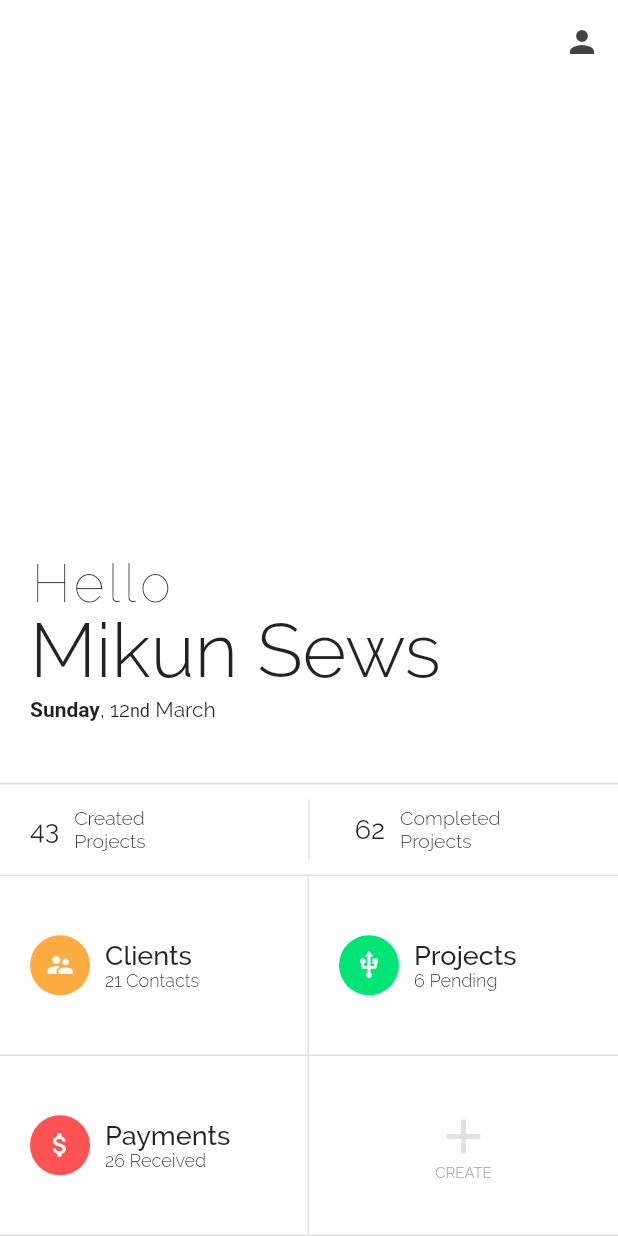
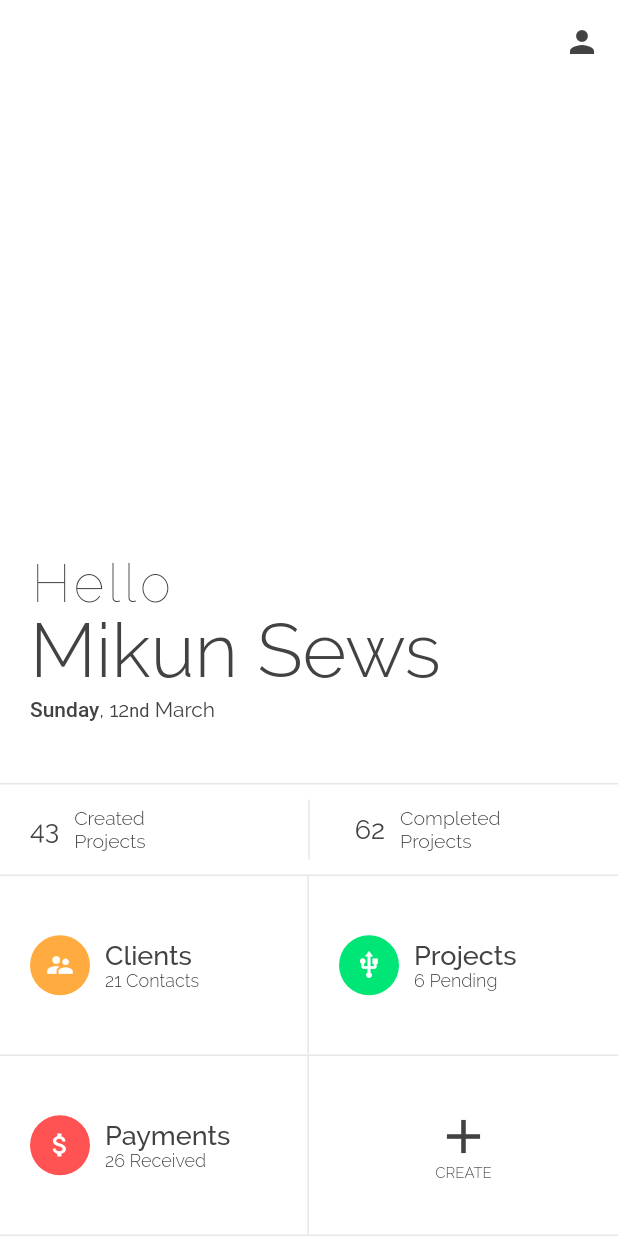
Before and after one commit to jogboms/tailor_made, a Flutter app: the screen it shows after launch, on a phone screen of 412 x 824 dp. Run offline on Flutter 3.47's test engine with Material 2 defaults, Android fonts, the light colour scheme and no system bars.

Commit message:
refactor: implement theme in homepage module

```diff
--- a/lib/pages/homepage/homepage.dart
+++ b/lib/pages/homepage/homepage.dart
@@ -5,6 +5,7 @@ import 'package:tailor_made/pages/homepage/ui/stats.dart';
 import 'package:tailor_made/pages/homepage/ui/top_row.dart';
 import 'package:tailor_made/pages/accounts/accounts.dart';
 import 'package:tailor_made/utils/tm_navigate.dart';
+import 'package:tailor_made/utils/tm_theme.dart';
 
 class HomePage extends StatefulWidget {
   @override
@@ -14,15 +15,17 @@ class HomePage extends StatefulWidget {
 class _HomePageState extends State<HomePage> {
   @override
   Widget build(BuildContext context) {
+    final TMTheme theme = TMTheme.of(context);
     return new Scaffold(
-      backgroundColor: Colors.white,
+      backgroundColor: theme.scaffoldColor,
       appBar: AppBar(
         elevation: 0.0,
+        backgroundColor: theme.scaffoldColor,
         actions: <Widget>[
           new IconButton(
             icon: new Icon(
               Icons.person,
-              color: Colors.grey.shade800,
+              color: theme.appBarColor,
             ),
             onPressed: () => TMNavigate.ios(context, AccountsPage()),
           )
--- a/lib/pages/homepage/ui/bottom_row.dart
+++ b/lib/pages/homepage/ui/bottom_row.dart
@@ -7,6 +7,7 @@ import 'package:tailor_made/pages/contacts/contacts_create.dart';
 import 'package:tailor_made/pages/projects/projects_create.dart';
 import 'package:tailor_made/pages/payments/payments_create.dart';
 import 'package:tailor_made/utils/tm_navigate.dart';
+import 'package:tailor_made/utils/tm_theme.dart';
 
 enum CreateOptions {
   clients,
@@ -17,6 +18,8 @@ enum CreateOptions {
 class BottomRowWidget extends StatelessWidget {
   @override
   Widget build(BuildContext context) {
+    final TMTheme theme = TMTheme.of(context);
+
     Future onTapCreate() async {
       CreateOptions result = await showDialog<CreateOptions>(
         context: context,
@@ -28,7 +31,7 @@ class BottomRowWidget extends StatelessWidget {
                 onPressed: () {
                   Navigator.pop(context, CreateOptions.clients);
                 },
-                child: listTile(
+                child: TMListTile(
                   color: Colors.orangeAccent,
                   icon: Icons.supervisor_account,
                   title: "Clients",
@@ -38,7 +41,7 @@ class BottomRowWidget extends StatelessWidget {
                 onPressed: () {
                   Navigator.pop(context, CreateOptions.projects);
                 },
-                child: listTile(
+                child: TMListTile(
                   color: Colors.greenAccent.shade400,
                   icon: Icons.attach_money,
                   title: "Projects",
@@ -48,7 +51,7 @@ class BottomRowWidget extends StatelessWidget {
                 onPressed: () {
                   Navigator.pop(context, CreateOptions.payments);
                 },
-                child: listTile(
+                child: TMListTile(
                   color: Colors.redAccent,
                   icon: Icons.usb,
                   title: "Payments",
@@ -95,7 +98,7 @@ class BottomRowWidget extends StatelessWidget {
                   right: borderSide,
                 ),
               ),
-              child: gridTile(
+              child: TMGridTile(
                 color: Colors.redAccent,
                 icon: Icons.attach_money,
                 title: "Payments",
@@ -112,12 +115,12 @@ class BottomRowWidget extends StatelessWidget {
                   new Icon(
                     Icons.add,
                     size: 38.0,
-                    color: Colors.grey.shade300,
+                    color: theme.textColor,
                   ),
                   new Text(
                     "CREATE",
                     style: new TextStyle(
-                      color: Colors.grey.shade500,
+                      color: theme.textColor,
                       fontSize: 10.0,
                       fontWeight: FontWeight.w300,
                     ),
--- a/lib/pages/homepage/ui/header.dart
+++ b/lib/pages/homepage/ui/header.dart
@@ -1,19 +1,18 @@
 import 'package:flutter/material.dart';
+import 'package:tailor_made/pages/homepage/ui/helpers.dart';
+import 'package:tailor_made/utils/tm_theme.dart';
 
 class HeaderWidget extends StatelessWidget {
   @override
   Widget build(BuildContext context) {
+    final TMTheme theme = TMTheme.of(context);
     return new Expanded(
       child: Container(
         padding: EdgeInsets.fromLTRB(20.0, 35.0, 20.0, 40.0),
         width: double.infinity,
         decoration: new BoxDecoration(
           border: new Border(
-            bottom: new BorderSide(
-              color: Colors.grey.shade300,
-              style: BorderStyle.solid,
-              width: 1.0,
-            ),
+            bottom: borderSide,
           ),
         ),
         child: Column(
@@ -23,14 +22,16 @@ class HeaderWidget extends StatelessWidget {
             new Text(
               "Hello",
               style: new TextStyle(
+                color: theme.textColor,
                 fontSize: 35.0,
-                fontWeight: FontWeight.w100,
+                fontWeight: FontWeight.w200,
                 letterSpacing: 2.5,
               ),
             ),
             new Text(
               "Mikun Sews",
               style: new TextStyle(
+                color: theme.textColor,
                 fontSize: 50.0,
                 fontWeight: FontWeight.w300,
                 height: 1.05,
@@ -44,7 +45,7 @@ class HeaderWidget extends StatelessWidget {
                 children: [
                   new TextSpan(
                     text: "Sunday",
-                    style: new TextStyle(fontWeight: FontWeight.w600),
+                    style: new TextStyle(fontWeight: FontWeight.w500),
                   ),
                   new TextSpan(text: ", 12"),
                   new TextSpan(
@@ -55,6 +56,7 @@ class HeaderWidget extends StatelessWidget {
                 ],
               ),
               style: new TextStyle(
+                color: theme.textColor,
                 fontSize: 14.0,
                 height: 1.5,
               ),
--- a/lib/pages/homepage/ui/helpers.dart
+++ b/lib/pages/homepage/ui/helpers.dart
@@ -1,33 +1,56 @@
 import 'package:flutter/material.dart';
 import 'package:tailor_made/utils/tm_colors.dart';
+import 'package:tailor_made/utils/tm_theme.dart';
 
+Color borderSideColor = Colors.grey.withOpacity(.25);
 BorderSide borderSide = new BorderSide(
-  color: Colors.grey.shade300,
+  color: borderSideColor,
   style: BorderStyle.solid,
   width: 1.0,
 );
 
-Widget listTile({IconData icon, Color color, String title}) {
+class TMListTile extends StatelessWidget {
+  final IconData icon;
+  final Color color;
+  final String title;
+  final VoidCallback onPressed;
+  TMListTile({this.icon, this.color, this.title, this.onPressed});
+
+  @override
+  Widget build(BuildContext context) {
+    final TMTheme theme = TMTheme.of(context);
     return new Row(
       children: <Widget>[
         circleIcon(icon: icon, color: color, small: true),
-      textTile(title: title, small: true),
+        textTile(theme, title: title, small: true),
       ],
     );
   }
+}
 
-Widget gridTile({IconData icon, Color color, String title, String subTitle, VoidCallback onPressed}) {
-  return FlatButton(
+class TMGridTile extends StatelessWidget {
+  final IconData icon;
+  final Color color;
+  final String title;
+  final String subTitle;
+  final VoidCallback onPressed;
+  TMGridTile({this.icon, this.color, this.title, this.subTitle, this.onPressed});
+
+  @override
+  Widget build(BuildContext context) {
+    final TMTheme theme = TMTheme.of(context);
+    return new FlatButton(
       padding: EdgeInsets.only(left: 20.0),
       splashColor: color.withOpacity(.25),
       child: new Row(
         children: <Widget>[
           circleIcon(icon: icon, color: color),
-        textTile(title: title, subTitle: subTitle),
+          textTile(theme, title: title, subTitle: subTitle),
         ],
       ),
       onPressed: onPressed,
     );
+  }
 }
 
 Widget circleIcon({IconData icon, Color color: TMColors.accent, bool small: false}) {
@@ -49,26 +72,21 @@ Widget circleIcon({IconData icon, Color color: TMColors.accent, bool small: fals
   );
 }
 
-Widget textTile({String title, String subTitle, bool small: false}) {
+Widget textTile(TMTheme theme, {String title, String subTitle, bool small: false}) {
   return new Column(
     crossAxisAlignment: CrossAxisAlignment.start,
     mainAxisAlignment: MainAxisAlignment.center,
     children: <Widget>[
       new Text(
         title,
-        style: new TextStyle(fontSize: small == true ? 14.0 : 18.0),
+        style: new TextStyle(color: theme?.textColor, fontSize: small == true ? 14.0 : 18.0),
       ),
       subTitle != null
           ? new Text(
               subTitle,
-              style: new TextStyle(fontSize: 12.0, fontWeight: FontWeight.w300),
+              style: new TextStyle(color: theme?.textColor, fontSize: 12.0, fontWeight: FontWeight.w300),
             )
           : new Container(),
     ],
   );
 }
-
-// MaterialColor themeTextColor = Colors.grey;
-// MaterialColor themeTextColor = TMColors.white;
-// MaterialColor themeTextColor = Colors.teal;
-// MaterialColor themeTextColor = Colors.blueGrey;
--- a/lib/pages/homepage/ui/stats.dart
+++ b/lib/pages/homepage/ui/stats.dart
@@ -1,13 +1,19 @@
 import 'package:flutter/material.dart';
+import 'package:tailor_made/pages/homepage/ui/helpers.dart';
+import 'package:tailor_made/utils/tm_theme.dart';
 
 class StatsWidget extends StatelessWidget {
   @override
   Widget build(BuildContext context) {
     Widget statsTile({int count, String title, String subTitle}) {
+      final TMTheme theme = TMTheme.of(context);
       return new Row(
         children: <Widget>[
           new Padding(
-            child: new Text(count.toString(), style: new TextStyle(fontSize: 18.0)),
+            child: new Text(
+              count.toString(),
+              style: new TextStyle(color: theme.textColor, fontSize: 18.0),
+            ),
             padding: EdgeInsets.only(right: 10.0),
           ),
           new Column(
@@ -15,11 +21,11 @@ class StatsWidget extends StatelessWidget {
             children: <Widget>[
               new Text(
                 title,
-                style: new TextStyle(fontSize: 13.0, fontWeight: FontWeight.w300),
+                style: new TextStyle(color: theme.textColor, fontSize: 13.0, fontWeight: FontWeight.w300),
               ),
               new Text(
                 subTitle,
-                style: new TextStyle(fontSize: 13.0, fontWeight: FontWeight.w300),
+                style: new TextStyle(color: theme.textColor, fontSize: 13.0, fontWeight: FontWeight.w300),
               ),
             ],
           )
@@ -31,11 +37,7 @@ class StatsWidget extends StatelessWidget {
       padding: EdgeInsets.symmetric(horizontal: 20.0, vertical: 10.0),
       decoration: new BoxDecoration(
         border: new Border(
-          bottom: new BorderSide(
-            color: Colors.grey.shade300,
-            style: BorderStyle.solid,
-            width: 1.0,
-          ),
+          bottom: borderSide,
         ),
       ),
       child: Row(
@@ -44,7 +46,7 @@ class StatsWidget extends StatelessWidget {
             child: statsTile(count: 43, title: "Created", subTitle: "Projects"),
           ),
           Container(
-            color: Colors.grey.shade300,
+            color: borderSideColor,
             width: 1.0,
             height: 40.0,
             margin: EdgeInsets.only(left: 30.0, right: 30.0),
--- a/lib/pages/homepage/ui/top_row.dart
+++ b/lib/pages/homepage/ui/top_row.dart
@@ -28,7 +28,7 @@ class TopRowWidget extends StatelessWidget {
               decoration: new BoxDecoration(
                 border: new Border(right: borderSide),
               ),
-              child: gridTile(
+              child: TMGridTile(
                 icon: Icons.supervisor_account,
                 color: Colors.orangeAccent,
                 title: "Clients",
@@ -39,7 +39,7 @@ class TopRowWidget extends StatelessWidget {
           ),
           Expanded(
             child: Container(
-              child: gridTile(
+              child: TMGridTile(
                 icon: Icons.usb,
                 color: Colors.greenAccent.shade400,
                 title: "Projects",
```
Lines whose indentation alone changed are shown as unchanged.
